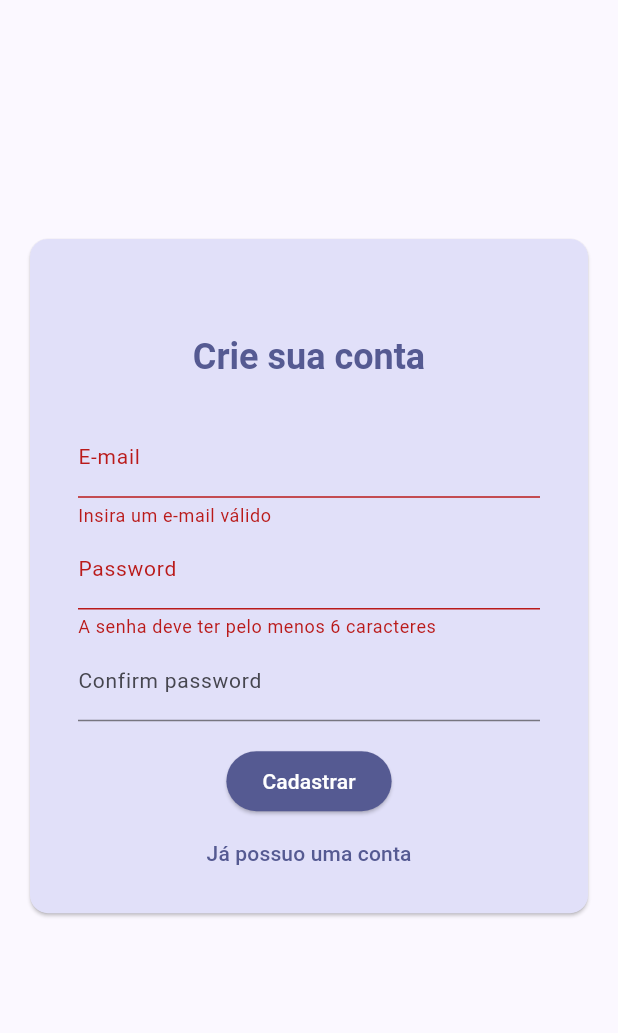
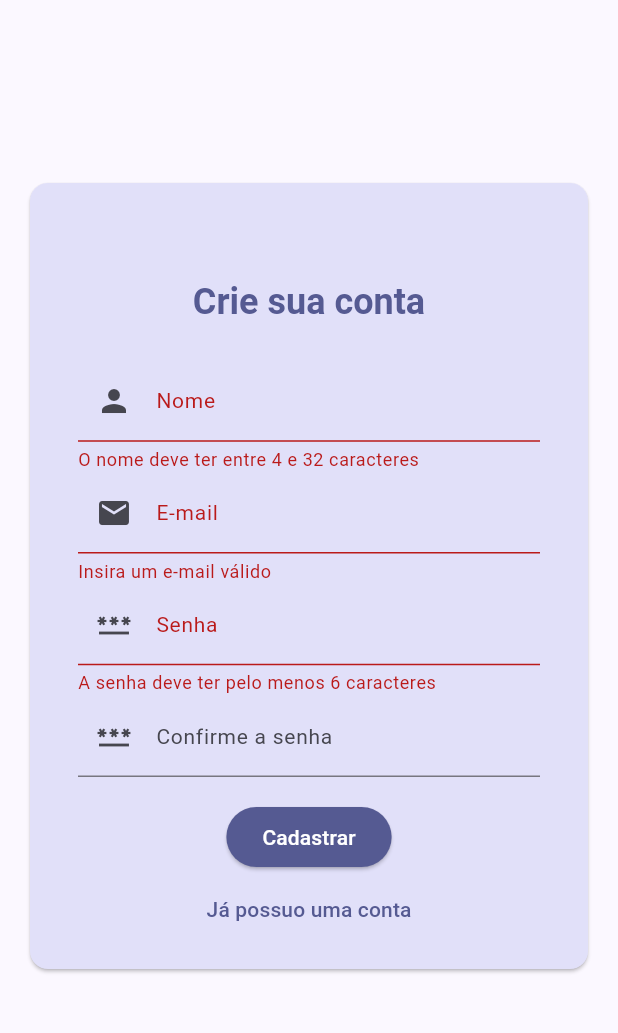
Before and after one commit to Gabrielst27/my_chat, a Flutter app: the screen it shows after launch, after a tap on "Entrar", after a tap on "Criar conta", after a tap on "Cadastrar", on a phone screen of 412 x 824 dp, the part 84-1117 px from its top. Run offline on Flutter 3.47's test engine with Material 3 defaults, Android fonts, the phone set to English and light mode, and no system bars; our stand-ins replace cloud_firestore, firebase_auth, firebase_core; accounts and stored records are empty; generated files the repository leaves out were written again.

```diff
--- a/lib/screens/auth_screen.dart
+++ b/lib/screens/auth_screen.dart
@@ -1,3 +1,4 @@
+import 'package:cloud_firestore/cloud_firestore.dart';
 import 'package:firebase_auth/firebase_auth.dart';
 import 'package:flutter/material.dart';
 import 'package:my_chat/widgets/auth_form.dart';
@@ -15,7 +16,7 @@ class _AuthScreenState extends State<AuthScreen> {
   bool _isLogin = true;
   bool _isLoading = false;
 
-  void _submit(String email, String password) async {
+  void _submit(String name, String email, String password) async {
     setState(() {
       _isLoading = true;
     });
@@ -33,6 +34,13 @@ class _AuthScreenState extends State<AuthScreen> {
           email: email,
           password: password,
         );
+        await FirebaseFirestore.instance
+            .collection('users')
+            .doc(userCredentials.user!.uid)
+            .set({
+              'name': name,
+              'email': email,
+            });
         setState(() {
           _isLoading = false;
         });
--- a/lib/widgets/auth_form.dart
+++ b/lib/widgets/auth_form.dart
@@ -8,7 +8,7 @@ class AuthForm extends StatefulWidget {
     required this.isLoading,
   });
 
-  final Function(String email, String password) submit;
+  final Function(String name, String email, String password) submit;
   final bool isLogin;
   final bool isLoading;
 
@@ -18,6 +18,7 @@ class AuthForm extends StatefulWidget {
 
 class _AuthFormState extends State<AuthForm> {
   final GlobalKey<FormState> _form = GlobalKey<FormState>();
+  String _enteredName = '';
   String _enteredEmail = '';
   final _passwordController = TextEditingController();
 
@@ -27,7 +28,7 @@ class _AuthFormState extends State<AuthForm> {
       return;
     }
     _form.currentState!.save();
-    widget.submit(_enteredEmail, _passwordController.text);
+    widget.submit(_enteredName, _enteredEmail, _passwordController.text);
   }
 
   @override
@@ -37,6 +38,30 @@ class _AuthFormState extends State<AuthForm> {
       child: Column(
         mainAxisSize: MainAxisSize.min,
         children: [
+          if (!widget.isLogin)
+            TextFormField(
+              enabled: !widget.isLoading,
+              style: TextStyle(
+                color: Theme.of(context).colorScheme.primary,
+              ),
+              decoration: InputDecoration(
+                label: Text('Nome'),
+                prefixIcon: Icon(Icons.person),
+              ),
+              keyboardType: TextInputType.name,
+              autocorrect: false,
+              textCapitalization: TextCapitalization.words,
+              validator: (value) {
+                if (value == null ||
+                    value.trim().isEmpty ||
+                    value.trim().length < 4 ||
+                    value.trim().length > 32) {
+                  return 'O nome deve ter entre 4 e 32 caracteres';
+                }
+                return null;
+              },
+              onSaved: (newValue) => _enteredName = newValue!,
+            ),
           TextFormField(
             enabled: !widget.isLoading,
             style: TextStyle(
@@ -44,6 +69,7 @@ class _AuthFormState extends State<AuthForm> {
             ),
             decoration: InputDecoration(
               label: Text('E-mail'),
+              prefixIcon: Icon(Icons.email),
             ),
             keyboardType: TextInputType.emailAddress,
             autocorrect: false,
@@ -65,7 +91,8 @@ class _AuthFormState extends State<AuthForm> {
               color: Theme.of(context).colorScheme.primary,
             ),
             decoration: InputDecoration(
-              label: Text('Password'),
+              label: Text('Senha'),
+              prefixIcon: Icon(Icons.password),
             ),
             obscureText: true,
             validator: (value) {
@@ -75,15 +102,15 @@ class _AuthFormState extends State<AuthForm> {
               return null;
             },
           ),
-          widget.isLogin
-              ? SizedBox()
-              : TextFormField(
+          if (!widget.isLogin)
+            TextFormField(
               enabled: !widget.isLoading,
               style: TextStyle(
                 color: Theme.of(context).colorScheme.primary,
               ),
               decoration: InputDecoration(
-                    label: Text('Confirm password'),
+                label: Text('Confirme a senha'),
+                prefixIcon: Icon(Icons.password),
               ),
               obscureText: true,
               validator: (value) {
--- a/pubspec.yaml
+++ b/pubspec.yaml
@@ -36,6 +36,7 @@ dependencies:
   cupertino_icons: ^1.0.8
   firebase_core: ^3.15.1
   firebase_auth: ^5.6.2
+  cloud_firestore: ^5.6.11
 
 dev_dependencies:
   flutter_test:
```
Also changed, not shown: pubspec.lock, 3 other files. Lines whose indentation alone changed are shown as unchanged.
